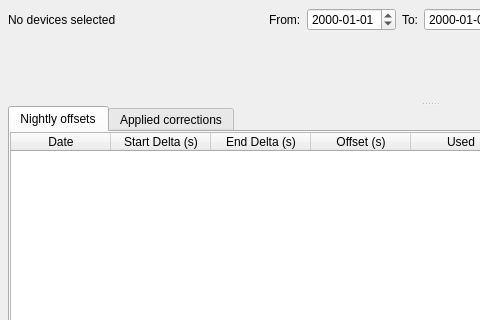
garett09/OSCAR-V2, file oscar/clockdrifthistorydialog.ui: the form before one commit; both pictures show x 0 to 480 and y 0 to 320 of the 860 by 620 pixel window.
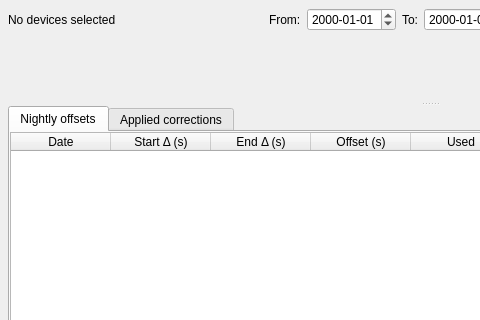
The form after the commit. Custom widgets are drawn as their Qt base class.

Patch:
```diff
--- a/oscar/clockdrifthistorydialog.ui
+++ b/oscar/clockdrifthistorydialog.ui
@@ -8,6 +8,9 @@
   <property name="windowTitle">
    <string>Clock Drift History</string>
   </property>
+  <property name="minimumSize">
+   <size><width>800</width><height>560</height></size>
+  </property>
   <property name="sizeGripEnabled"><bool>true</bool></property>
   <layout class="QVBoxLayout" name="mainLayout">
    <property name="spacing"><number>6</number></property>
@@ -90,8 +93,8 @@
           <property name="editTriggers"><set>QAbstractItemView::NoEditTriggers</set></property>
           <property name="alternatingRowColors"><bool>true</bool></property>
           <column><property name="text"><string>Date</string></property></column>
-          <column><property name="text"><string>Start Delta (s)</string></property></column>
-          <column><property name="text"><string>End Delta (s)</string></property></column>
+          <column><property name="text"><string>Start Δ (s)</string></property></column>
+          <column><property name="text"><string>End Δ (s)</string></property></column>
           <column><property name="text"><string>Offset (s)</string></property></column>
           <column><property name="text"><string>Used</string></property></column>
           <column><property name="text"><string>Cross-check</string></property></column>
```
